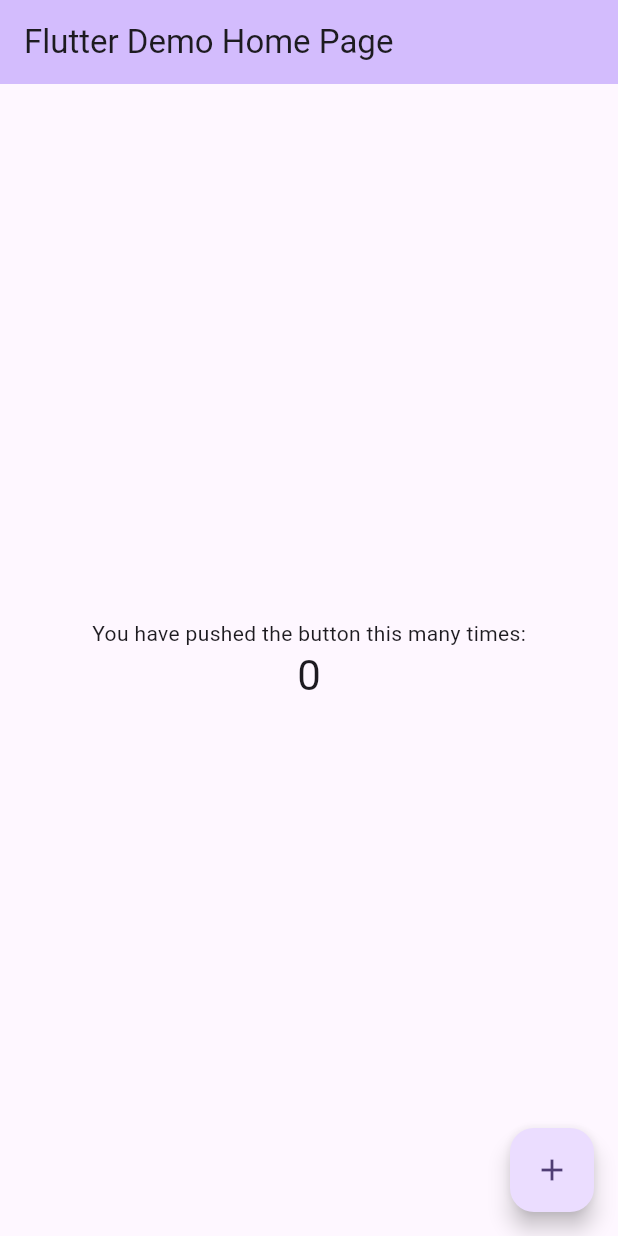
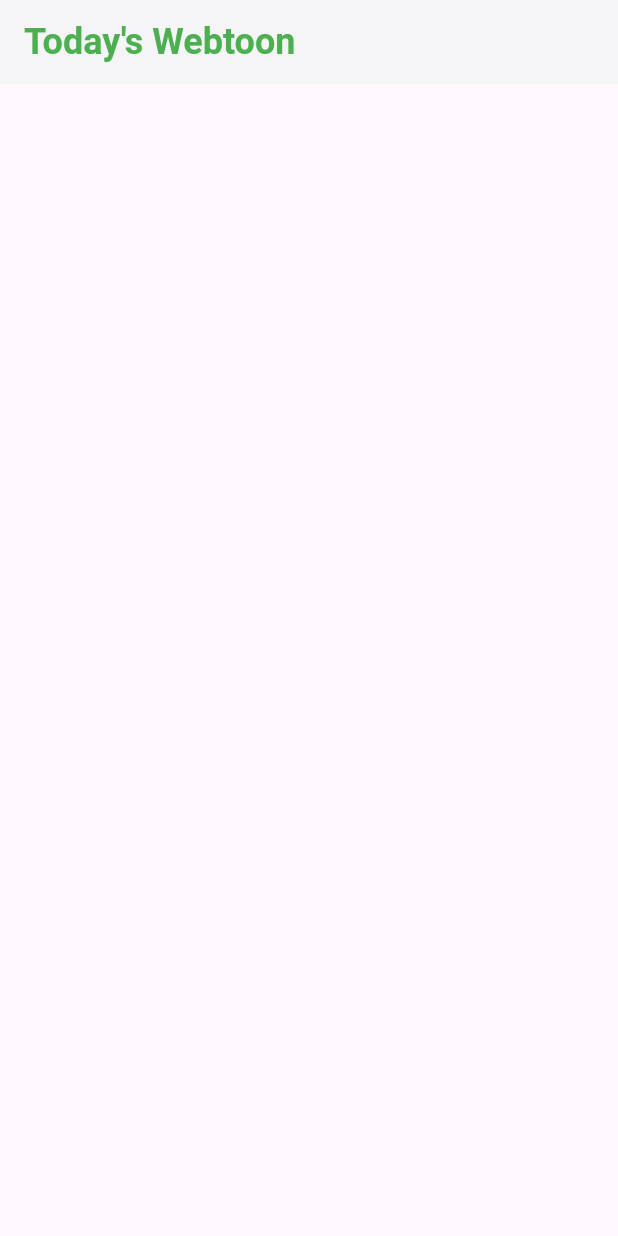
Before and after one commit to PronCan/Webtoon_ex, a Flutter app: the screen it shows after launch, on a phone screen of 412 x 824 dp. Run offline on Flutter 3.47's test engine with Material 2 defaults, Android fonts, the light colour scheme and no system bars.

Commit message:
~6.1 화면, appbar 생성

```diff
--- a/lib/main.dart
+++ b/lib/main.dart
@@ -1,10 +1,20 @@
 import 'package:flutter/material.dart';
+import 'package:webtoon_ex/screens/home_screen.dart';
+
+// https://webtoon-crawler.nomadcoders.workers.dev/
+
+// /today: Returns today's comics (kids friendly).
+// /:id: Returns a comic's information by `:id`
+// /:id/episodes: Returns the latest episodes for a comic by `:id`
+
+// 화면2개, 화면이동, API사용, 화면 전환 애니메이션
 
 void main() {
   runApp(const MyApp());
 }
 
 class MyApp extends StatelessWidget {
+  final String _url = 'https://webtoon-crawler.nomadcoders.workers.dev/';
   const MyApp({super.key});
 
   // This widget is the root of your application.
@@ -16,54 +26,7 @@
         colorScheme: ColorScheme.fromSeed(seedColor: Colors.deepPurple),
         useMaterial3: true,
       ),
-      home: const MyHomePage(title: 'Flutter Demo Home Page'),
+      home: const HomeScreen(),
     );
   }
 }
-
-class MyHomePage extends StatefulWidget {
-  const MyHomePage({super.key, required this.title});
-  final String title;
-
-  @override
-  State<MyHomePage> createState() => _MyHomePageState();
-}
-
-class _MyHomePageState extends State<MyHomePage> {
-  int _counter = 0;
-
-  void _incrementCounter() {
-    setState(() {
-      _counter++;
-    });
-  }
-
-  @override
-  Widget build(BuildContext context) {
-    return Scaffold(
-      appBar: AppBar(
-        backgroundColor: Theme.of(context).colorScheme.inversePrimary,
-        title: Text(widget.title),
-      ),
-      body: Center(
-        child: Column(
-          mainAxisAlignment: MainAxisAlignment.center,
-          children: <Widget>[
-            const Text(
-              'You have pushed the button this many times:',
-            ),
-            Text(
-              '$_counter',
-              style: Theme.of(context).textTheme.headlineMedium,
-            ),
-          ],
-        ),
-      ),
-      floatingActionButton: FloatingActionButton(
-        onPressed: _incrementCounter,
-        tooltip: 'Increment',
-        child: const Icon(Icons.add),
-      ), // This trailing comma makes auto-formatting nicer for build methods.
-    );
-  }
-}
--- /dev/null
+++ b/lib/screens/home_screen.dart
@@ -0,0 +1,24 @@
+import 'package:flutter/material.dart';
+
+class HomeScreen extends StatelessWidget {
+  const HomeScreen({super.key});
+
+  @override
+  Widget build(BuildContext context) {
+    return Scaffold(
+      appBar: AppBar(
+        //그림자
+        elevation: 2,
+        backgroundColor: Colors.white,
+        foregroundColor: Colors.green,
+        title: const Text(
+          'Today\'s Webtoon',
+          style: TextStyle(
+            fontSize: 24,
+            fontWeight: FontWeight.w600,
+          ),
+        ),
+      ),
+    );
+  }
+}
```
